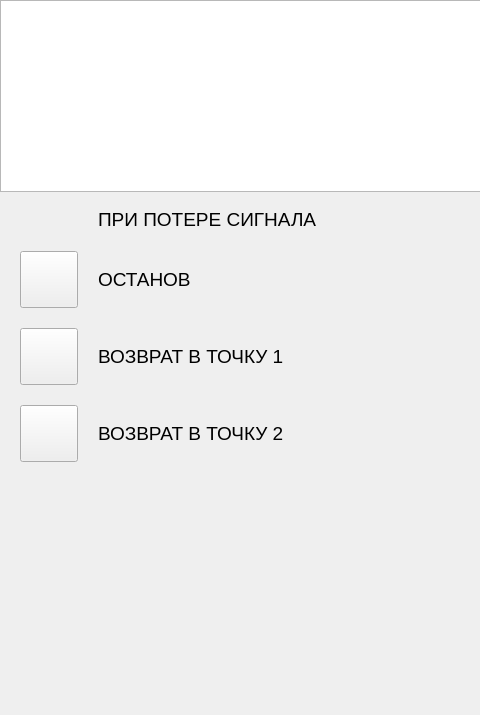
Old version of the form host/source/ui/telemetrywidget.ui in the repository genzorr/Cam-road.
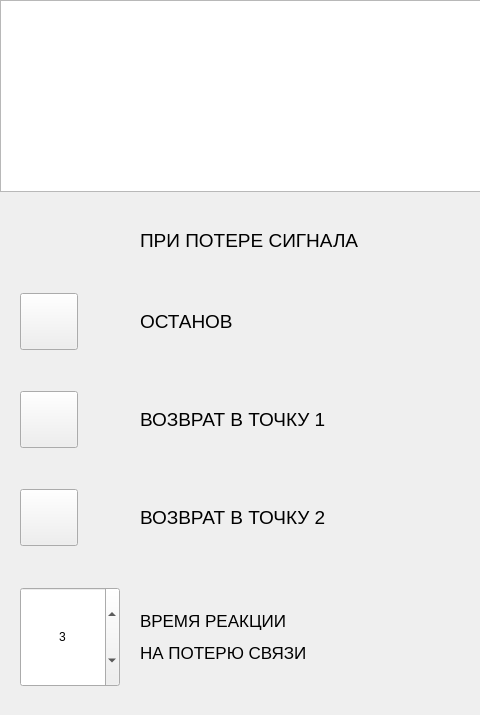
New version of the form.

Commit message: Added QSpinBox to choose reaction time on signal lose.

```diff
--- a/host/source/ui/telemetrywidget.ui
+++ b/host/source/ui/telemetrywidget.ui
@@ -18,7 +18,7 @@
     <rect>
      <x>0</x>
      <y>0</y>
-     <width>481</width>
+     <width>488</width>
      <height>711</height>
     </rect>
    </property>
@@ -56,6 +56,19 @@
       <property name="topMargin">
        <number>10</number>
       </property>
+      <item row="0" column="1">
+       <widget class="QLabel" name="label_4">
+        <property name="sizePolicy">
+         <sizepolicy hsizetype="Expanding" vsizetype="Fixed">
+          <horstretch>0</horstretch>
+          <verstretch>0</verstretch>
+         </sizepolicy>
+        </property>
+        <property name="text">
+         <string>&lt;html&gt;&lt;head/&gt;&lt;body&gt;&lt;p&gt;&lt;span style=&quot; font-size:14pt;&quot;&gt;ПРИ ПОТЕРЕ СИГНАЛА&lt;/span&gt;&lt;/p&gt;&lt;/body&gt;&lt;/html&gt;</string>
+        </property>
+       </widget>
+      </item>
       <item row="1" column="0">
        <widget class="QToolButton" name="sig_stop">
         <property name="sizePolicy">
@@ -134,16 +147,50 @@
         </property>
        </widget>
       </item>
-      <item row="0" column="1">
-       <widget class="QLabel" name="label_4">
+      <item row="4" column="0">
+       <widget class="QSpinBox" name="stop_time">
         <property name="sizePolicy">
-         <sizepolicy hsizetype="Expanding" vsizetype="Fixed">
+         <sizepolicy hsizetype="Fixed" vsizetype="Fixed">
+          <horstretch>0</horstretch>
+          <verstretch>0</verstretch>
+         </sizepolicy>
+        </property>
+        <property name="minimumSize">
+         <size>
+          <width>100</width>
+          <height>100</height>
+         </size>
+        </property>
+        <property name="styleSheet">
+         <string notr="true">font: 75 30pt &quot;Noto Sans&quot;;</string>
+        </property>
+        <property name="alignment">
+         <set>Qt::AlignCenter</set>
+        </property>
+        <property name="buttonSymbols">
+         <enum>QAbstractSpinBox::UpDownArrows</enum>
+        </property>
+        <property name="minimum">
+         <number>1</number>
+        </property>
+        <property name="maximum">
+         <number>20</number>
+        </property>
+        <property name="value">
+         <number>3</number>
+        </property>
+       </widget>
+      </item>
+      <item row="4" column="1">
+       <widget class="QLabel" name="stop_time_label">
+        <property name="sizePolicy">
+         <sizepolicy hsizetype="Fixed" vsizetype="MinimumExpanding">
           <horstretch>0</horstretch>
           <verstretch>0</verstretch>
          </sizepolicy>
         </property>
         <property name="text">
-         <string>&lt;html&gt;&lt;head/&gt;&lt;body&gt;&lt;p&gt;&lt;span style=&quot; font-size:14pt;&quot;&gt;ПРИ ПОТЕРЕ СИГНАЛА&lt;/span&gt;&lt;/p&gt;&lt;/body&gt;&lt;/html&gt;</string>
+         <string>&lt;html&gt;&lt;head/&gt;&lt;body&gt;&lt;p&gt;&lt;span style=&quot; font-size:13pt;&quot;&gt;ВРЕМЯ РЕАКЦИИ&lt;/span&gt;&lt;/p&gt;&lt;p&gt;&lt;span style=&quot; font-size:13pt;&quot;&gt;НА ПОТЕРЮ СВЯЗИ&lt;/span&gt;&lt;/p&gt;&lt;/body&gt;&lt;/html&gt;</string>
         </property>
        </widget>
       </item>
```
The commit also changes 13 other files.
